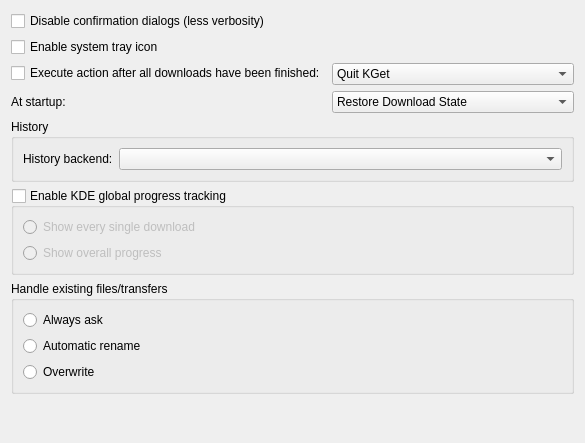
Before: the Qt Designer form conf/dlgadvanced.ui in KDE/kget, drawn with Qt 5.
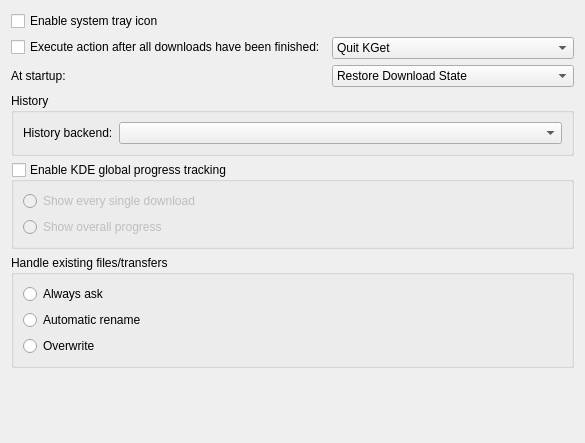
After: the same form once the commit is applied. Custom widgets are drawn as their Qt base class.

Commit message: Remove expertMode completely... it's not used enough + the description of the config options is not clear

Diff of the .ui file:
```diff
--- a/conf/dlgadvanced.ui
+++ b/conf/dlgadvanced.ui
@@ -11,13 +11,6 @@
    </rect>
   </property>
   <layout class="QVBoxLayout" name="verticalLayout">
-   <item>
-    <widget class="QCheckBox" name="kcfg_ExpertMode">
-     <property name="text">
-      <string>Disable confirmation dialogs (less verbosity)</string>
-     </property>
-    </widget>
-   </item>
    <item>
     <widget class="QCheckBox" name="kcfg_EnableSystemTray">
      <property name="text">
```
The commit also changes 3 other files.
